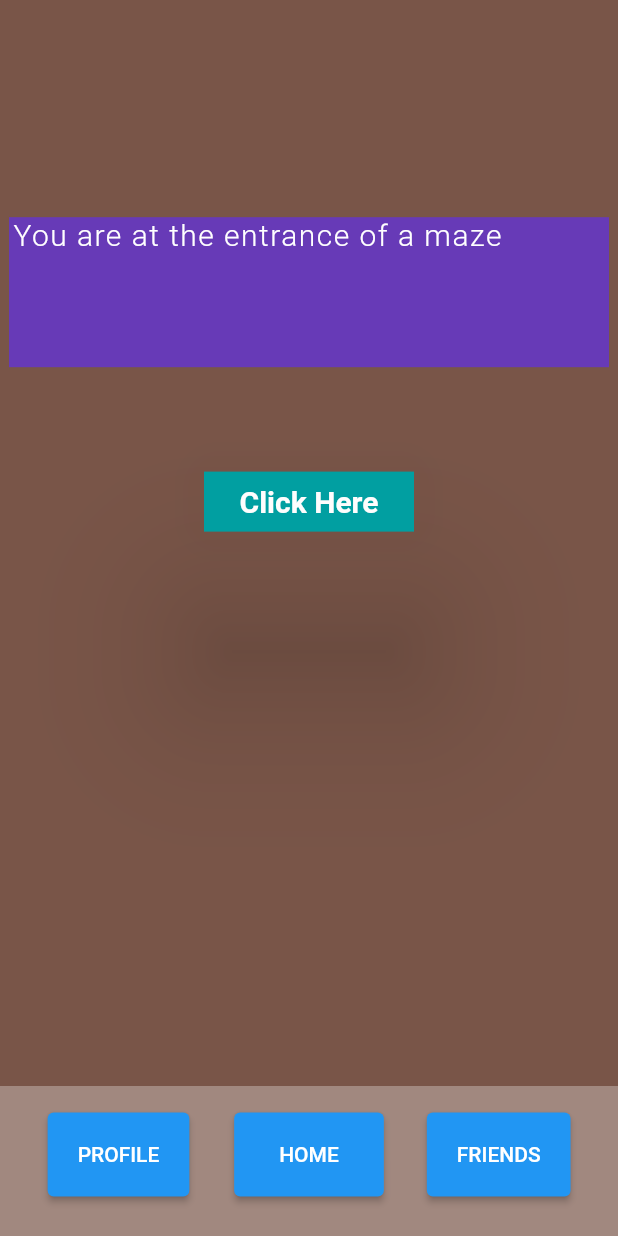
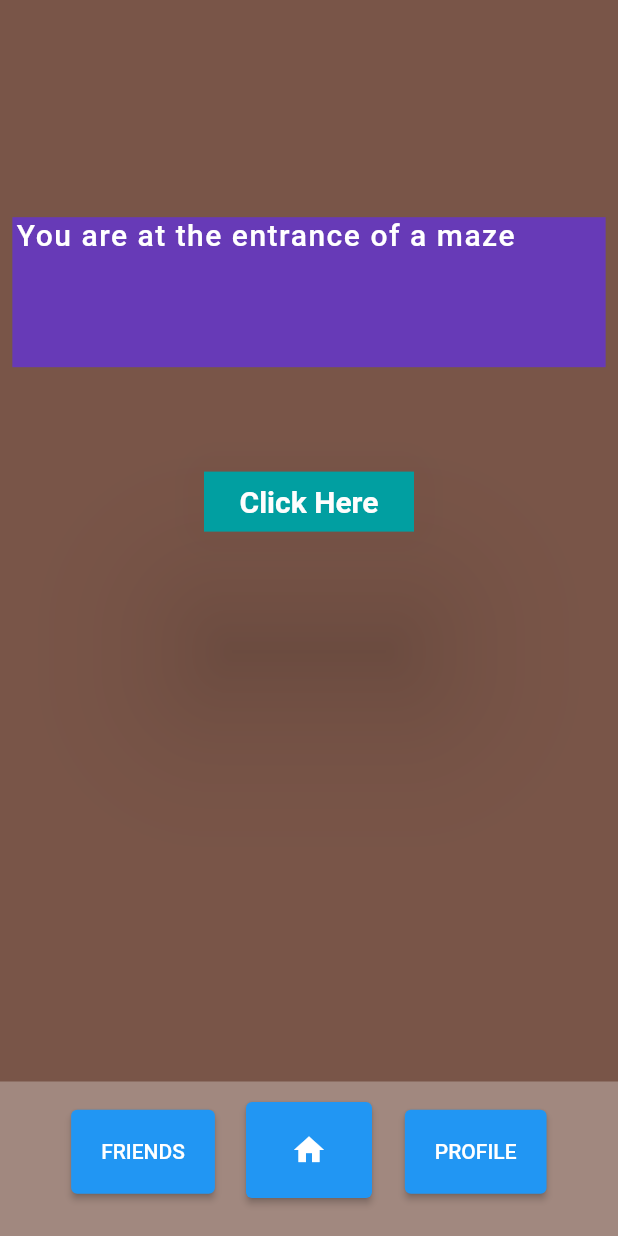
Before and after one commit to RhysRoo/UniFlutterProject, a Flutter app: the screen it shows after launch, on a phone screen of 412 x 824 dp. Run offline on Flutter 3.47's test engine with Material 2 defaults, Android fonts, the phone set to English and light mode, and no system bars.

Commit message:
before_removing_code

```diff
--- a/assets/decision_map.csv
+++ b/assets/decision_map.csv
@@ -3,4 +3,5 @@
 3,5,You arrive at a split - you sit down - have acup of tea and then contine by going left
 4,1,You stand close to the entrance and hide under a tree as the rain gets heavier then move forward
 5,6,You arrive somewhere familiar - the path splits and you turn right
-6,2,You have arrived at a dead-end - so turn around and take a tiny turning to the right
+6,7,You have arrived at a dead-end - so turn around and take a tiny turning to the right
+7,2,At the end of time - The quick brown fox jumps over the bush
--- a/lib/main.dart
+++ b/lib/main.dart
@@ -68,6 +68,7 @@ class MyFlutterState extends State<MyFlutterApp> {
     setState(() {
       for (Node nextNode in decisionMap) {
         if (nextNode.iD == nextID) {
+          backID = iD;
           iD = nextNode.iD;
           nextID = nextNode.nextID;
           description = nextNode.description;
@@ -118,7 +119,7 @@ class MyFlutterState extends State<MyFlutterApp> {
               Align(
                 alignment: const Alignment(0.0, -0.6),
                 child: Container(
-                    width: 400,
+                    width: MediaQuery.of(context).size.width * 0.96,
                     height: 100,
                     decoration: const BoxDecoration(
                         color: Colors.deepPurple,
@@ -130,7 +131,7 @@ class MyFlutterState extends State<MyFlutterApp> {
                           textAlign: TextAlign.center,
                           overflow: TextOverflow.clip,
                           style: const TextStyle(
-                            fontWeight: FontWeight.w300,
+                            fontWeight: FontWeight.w500,
                             fontStyle: FontStyle.normal,
                             fontSize: 20,
                             letterSpacing: 1,
@@ -143,8 +144,8 @@ class MyFlutterState extends State<MyFlutterApp> {
               Align(
                 alignment: const Alignment(0.0, 1.0),
                 child: Container(
-                  width: 430,
-                  height: 100,
+                  width: MediaQuery.of(context).size.width,
+                  height: MediaQuery.of(context).size.width * 0.25,
                   decoration: BoxDecoration(
                     color: Colors.brown[300],
                     borderRadius: const BorderRadius.horizontal(),
@@ -152,29 +153,7 @@ class MyFlutterState extends State<MyFlutterApp> {
                   child: Stack(
                     children: [
                       Align(
-                        alignment: const Alignment(-0.8, -0.2),
-                        child: ElevatedButton(
-                          onPressed: () {},
-                          style: ElevatedButton.styleFrom(
-                            padding: const EdgeInsets.symmetric(
-                                vertical: 20, horizontal: 20),
-                          ),
-                          child: const Text("PROFILE"),
-                        ),
-                      ),
-                      Align(
-                        alignment: const Alignment(0.0, -0.2),
-                        child: ElevatedButton(
-                          onPressed: () {},
-                          style: ElevatedButton.styleFrom(
-                            padding: const EdgeInsets.symmetric(
-                                vertical: 20, horizontal: 30),
-                          ),
-                          child: const Text("HOME"),
-                        ),
-                      ),
-                      Align(
-                        alignment: const Alignment(0.8, -0.2),
+                        alignment: const Alignment(-0.7, -0.2),
                         child: ElevatedButton(
                           onPressed: () {},
                           style: ElevatedButton.styleFrom(
@@ -182,6 +161,34 @@ class MyFlutterState extends State<MyFlutterApp> {
                                 vertical: 20, horizontal: 20),
                           ),
                           child: const Text("FRIENDS"),
+                        ),
+                      ),
+                      Align(
+                        alignment: const Alignment(0.0, -0.3),
+                        child: ElevatedButton(
+                          onPressed: () {},
+                          style: ElevatedButton.styleFrom(
+                            padding: const EdgeInsets.symmetric(
+                                vertical: 20, horizontal: 30),
+                          ),
+                          child: const Icon(
+                            Icons.home,
+                            color: Colors.white,
+                            size: 24.0,
+                          ),
+                        ),
+                      ),
+                      Align(
+                        alignment: const Alignment(0.7, -0.2),
+                        child: ElevatedButton(
+                          onPressed: () {
+                            buttonHandler();
+                          },
+                          style: ElevatedButton.styleFrom(
+                            padding: const EdgeInsets.symmetric(
+                                vertical: 20, horizontal: 20),
+                          ),
+                          child: const Text("PROFILE"),
                         ),
                       ),
                     ],
```
